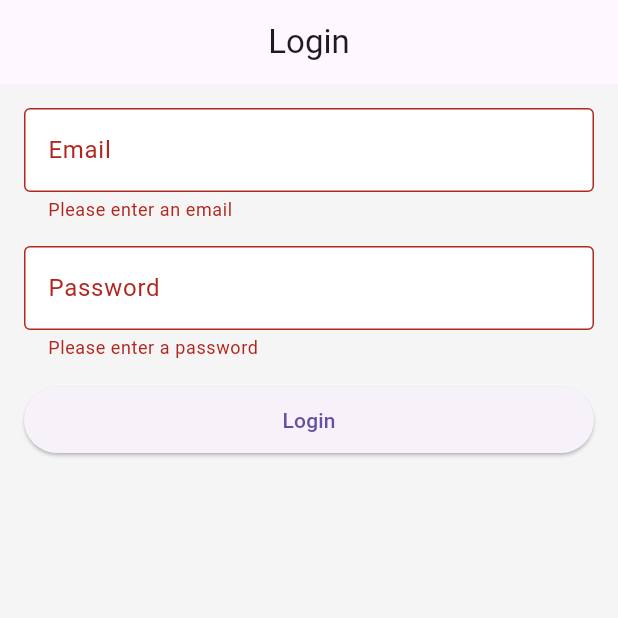
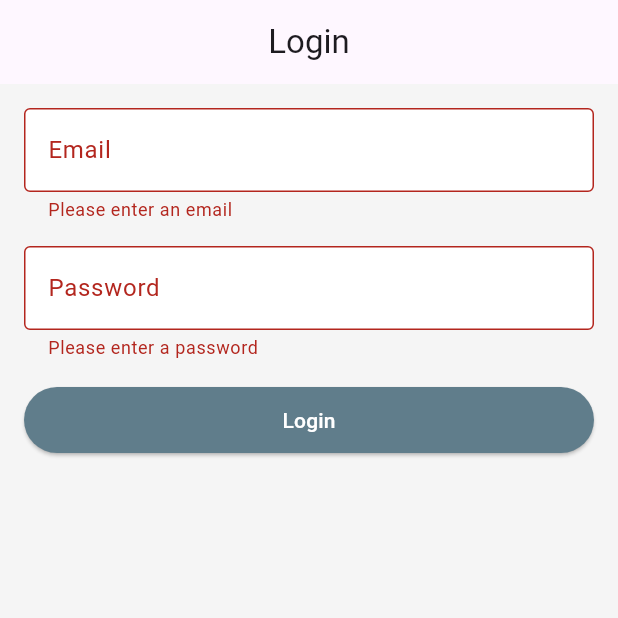
Before and after one commit to agbtndg/PROFE8-Activity3-JewelryApp, a Flutter app: the screen it shows after launch, after a tap on "Login", on a phone screen of 412 x 824 dp, the top half of it. Run offline on Flutter 3.47's test engine with Material 3 defaults, Android fonts, the phone set to English and light mode, and no system bars.

Commit message:
Add Instruction 24: Theme switcher (dark/light mode) using Provider

```diff
--- a/lib/main.dart
+++ b/lib/main.dart
@@ -12,6 +12,7 @@ import 'package:jewel_form/tabbed_order_screen.dart';
 import 'package:jewel_form/welcome_screen.dart';
 import 'package:provider/provider.dart';
 import 'providers/cart_provider.dart';
+import 'providers/theme_provider.dart';
 import 'login_screen.dart';
 import 'customization_screen.dart';
 import 'registration_screen.dart';
@@ -30,8 +31,11 @@ import 'screens/provider_demo_screen.dart';
 
 void main() {
   runApp(
-    ChangeNotifierProvider(
-      create: (context) => CartProvider(),
+    MultiProvider(
+      providers: [
+        ChangeNotifierProvider(create: (context) => CartProvider()),
+        ChangeNotifierProvider(create: (context) => ThemeProvider()),
+      ],
       child: JewelForm(),
     ),
   );
@@ -40,12 +44,37 @@ void main() {
 class JewelForm extends StatelessWidget {
   @override
   Widget build(BuildContext context) {
+    return Consumer<ThemeProvider>(
+      builder: (context, themeProvider, child) {
         return MaterialApp(
           title: 'JewelForm',
           theme: ThemeData(
             primarySwatch: Colors.blueGrey,
             scaffoldBackgroundColor: Colors.grey[100],
+            textTheme: TextTheme(
+              bodyMedium: TextStyle(color: Colors.black87),
             ),
+            elevatedButtonTheme: ElevatedButtonThemeData(
+              style: ElevatedButton.styleFrom(
+                foregroundColor: Colors.white,
+                backgroundColor: Colors.blueGrey,
+              ),
+            ),
+          ),
+          darkTheme: ThemeData(
+            primarySwatch: Colors.blueGrey,
+            scaffoldBackgroundColor: Colors.grey[900],
+            textTheme: TextTheme(
+              bodyMedium: TextStyle(color: Colors.white70),
+            ),
+            elevatedButtonTheme: ElevatedButtonThemeData(
+              style: ElevatedButton.styleFrom(
+                foregroundColor: Colors.black87,
+                backgroundColor: Colors.blueGrey[300],
+              ),
+            ),
+          ),
+          themeMode: themeProvider.themeMode,
           initialRoute: '/login',
           routes: {
             '/login': (context) => LoginScreen(),
@@ -59,6 +88,8 @@ class JewelForm extends StatelessWidget {
             '/cart': (context) => CartScreen(),
             '/jewelry_counter': (context) => JewelryCounterScreen(),
             '/provider_demo': (context) => ProviderDemoScreen(),
+          },
+        );
       },
     );
   }
@@ -136,6 +167,19 @@ class HomeScreen extends StatelessWidget {
                   color: Colors.white,
                   fontSize: 24,
                 ),
+              ),
+            ),
+            ListTile(
+              title: Text('Toggle Theme'),
+              trailing: Consumer<ThemeProvider>(
+                builder: (context, themeProvider, child) {
+                  return Switch(
+                    value: themeProvider.isDarkMode,
+                    onChanged: (value) {
+                      themeProvider.toggleTheme();
+                    },
+                  );
+                },
               ),
             ),
             ListTile(
@@ -218,6 +262,20 @@ class HomeScreen extends StatelessWidget {
           child: Column(
             mainAxisAlignment: MainAxisAlignment.center,
             children: [
+              Consumer<ThemeProvider>(
+                builder: (context, themeProvider, child) {
+                  return ElevatedButton(
+                    onPressed: () {
+                      themeProvider.toggleTheme();
+                    },
+                    child: Text(themeProvider.isDarkMode ? 'Switch to Light Mode' : 'Switch to Dark Mode'),
+                    style: ElevatedButton.styleFrom(
+                      padding: EdgeInsets.symmetric(vertical: 12.0, horizontal: 24.0),
+                    ),
+                  );
+                },
+              ),
+              SizedBox(height: 16.0),
               ElevatedButton(
                 onPressed: () {
                   Navigator.push(
@@ -441,7 +499,7 @@ class _UsernameFormScreenState extends State<UsernameFormScreen> {
                   labelText: 'Username',
                   border: OutlineInputBorder(),
                   filled: true,
-                  fillColor: Colors.white,
+                  fillColor: Theme.of(context).brightness == Brightness.dark ? Colors.grey[800] : Colors.white,
                 ),
                 validator: (value) {
                   if (value == null || value.isEmpty) {
--- /dev/null
+++ b/lib/providers/theme_provider.dart
@@ -0,0 +1,14 @@
+import 'package:flutter/material.dart';
+
+class ThemeProvider with ChangeNotifier {
+  ThemeMode _themeMode = ThemeMode.light;
+
+  ThemeMode get themeMode => _themeMode;
+
+  bool get isDarkMode => _themeMode == ThemeMode.dark;
+
+  void toggleTheme() {
+    _themeMode = _themeMode == ThemeMode.light ? ThemeMode.dark : ThemeMode.light;
+    notifyListeners();
+  }
+}
```
Also changed, not shown: lib/order_form_screen.dart (+17 -2 lines), lib/provider_demo_screen.dart (added, +237 -0 lines), lib/registration_screen.dart (+21 -6 lines). Lines whose indentation alone changed are shown as unchanged.
